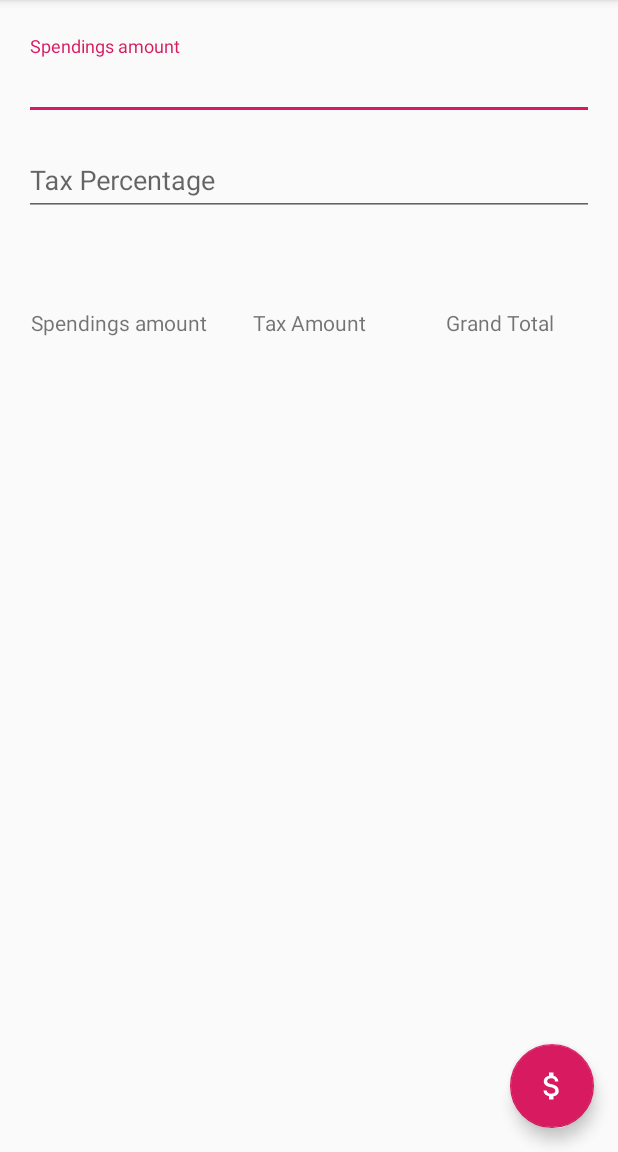
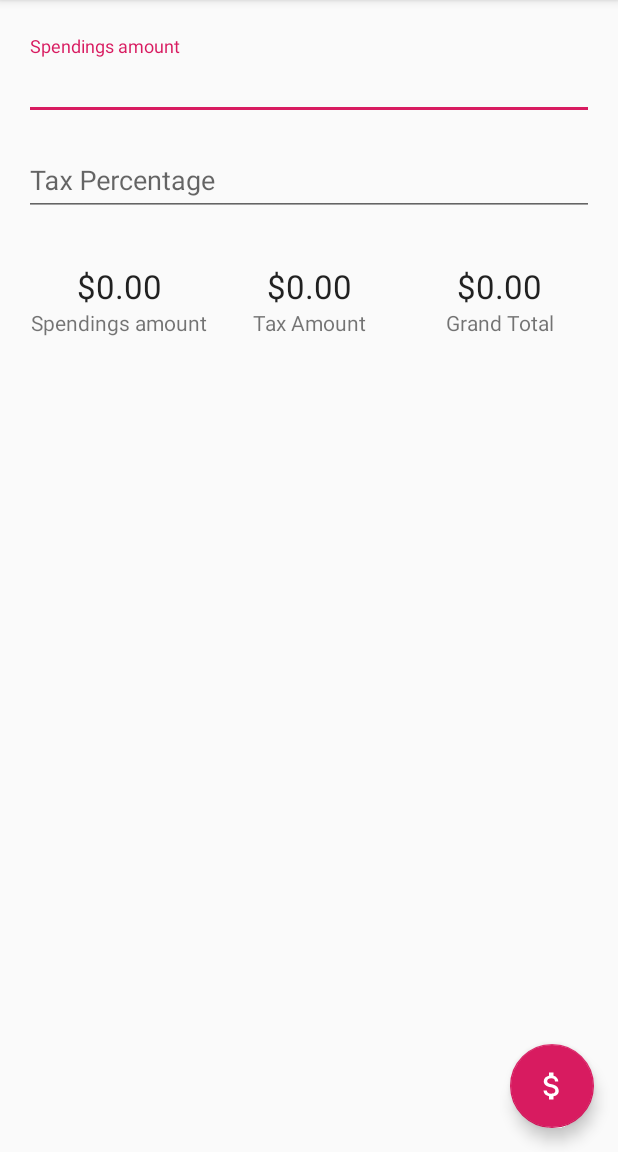
Before and after one commit to beatricefar/MVVMpractice, an Android app: the screen it shows after launch (MainActivity), on a phone screen of 412 x 824 dp, the part 84-1236 px from its top. Run offline under Robolectric (Android 15) with nearby library versions, the phone set to English and light mode, and no system bars; our stand-ins replace data binding.

Commit message:
Bind view, formatted strings, update tests.

```diff
--- a/app/src/main/java/com/beatricefarias/mvvmpractice/view/MainActivity.kt
+++ b/app/src/main/java/com/beatricefarias/mvvmpractice/view/MainActivity.kt
@@ -19,7 +19,7 @@ class MainActivity : AppCompatActivity() {
     override fun onCreate(savedInstanceState: Bundle?) {
         super.onCreate(savedInstanceState)
         binding = DataBindingUtil.setContentView(this, R.layout.activity_main)
-        binding.viewModel = TaxCalculationViewModel()
+        binding.viewModel = TaxCalculationViewModel(application)
         setSupportActionBar(binding.toolbar)
 
         fab.setOnClickListener { view ->
--- a/app/src/main/java/com/beatricefarias/mvvmpractice/viewmodel/TaxCalculationViewModel.kt
+++ b/app/src/main/java/com/beatricefarias/mvvmpractice/viewmodel/TaxCalculationViewModel.kt
@@ -1,10 +1,13 @@
 package com.beatricefarias.mvvmpractice.viewmodel
 
+import android.app.Application
 import androidx.databinding.BaseObservable
+import com.beatricefarias.mvvmpractice.R
 import com.beatricefarias.mvvmpractice.model.CountryTaxCalculator
 import com.beatricefarias.mvvmpractice.model.TaxCalculation
 
 class TaxCalculationViewModel(
+    private val application: Application,
     private val countryTaxCalculator: CountryTaxCalculator = CountryTaxCalculator()
 ): BaseObservable() {
 
@@ -12,20 +15,30 @@ class TaxCalculationViewModel(
     var taxPercentage = ""
     var taxCalculation = TaxCalculation()
 
+    var outputPriceBeforeTax = ""
+    var outputTaxAmount = ""
+    var outputGrandTotal = ""
+
+
+    init {
+        updateOutputs(taxCalculation)
+    }
+
+    private fun updateOutputs(taxCalculation: TaxCalculation) {
+        outputPriceBeforeTax = application.getString(R.string.dollar_amount, taxCalculation.priceBeforeTax)
+        outputTaxAmount = application.getString(R.string.dollar_amount, taxCalculation.taxAmount)
+        outputGrandTotal = application.getString(R.string.dollar_amount, taxCalculation.grandTotal)
+    }
+
     fun calculateTax() {
         val checkAmount = spendingAmount.toDoubleOrNull()
         val taxPercentage = taxPercentage.toIntOrNull()
 
         if (checkAmount != null && taxPercentage != null) {
             taxCalculation = countryTaxCalculator.calculateTax(checkAmount, taxPercentage)
-            clearInputs()
+            updateOutputs(taxCalculation)
+            notifyChange()
         }
     }
 
-    private fun clearInputs() {
-        spendingAmount = "0.00"
-        taxPercentage = "0"
-        notifyChange()
-    }
-
 }
--- a/app/src/main/res/layout/content_main.xml
+++ b/app/src/main/res/layout/content_main.xml
@@ -84,7 +84,8 @@
                         android:id="@+id/spendings_amount"
                         android:layout_width="match_parent"
                         android:layout_height="wrap_content"
-                        tools:text="15.6"
+                        android:text="@{viewModel.outputPriceBeforeTax}"
+                        tools:text="18"
                         android:textAlignment="center"
                         style="@style/TextAppearance.AppCompat.Large"/>
 
@@ -108,6 +109,7 @@
                         android:layout_width="match_parent"
                         android:layout_height="wrap_content"
                         tools:text="10"
+                        android:text="@{viewModel.outputTaxAmount}"
                         android:textAlignment="center"
                         style="@style/TextAppearance.AppCompat.Large"/>
 
@@ -130,6 +132,7 @@
                         android:id="@+id/grand_total"
                         android:layout_width="match_parent"
                         android:layout_height="wrap_content"
+                        android:text="@{viewModel.outputGrandTotal}"
                         tools:text="17.16"
                         android:textAlignment="center"
                         style="@style/TextAppearance.AppCompat.Large"/>
--- a/app/src/main/res/values/strings.xml
+++ b/app/src/main/res/values/strings.xml
@@ -6,4 +6,5 @@
     <string name="spendings_amount">Spendings amount</string>
     <string name="tax_amount">Tax Amount</string>
     <string name="grand_total">Grand Total</string>
+    <string name="dollar_amount">$%1$.02f</string>
 </resources>
```
Also changed, not shown: 1 other file.
